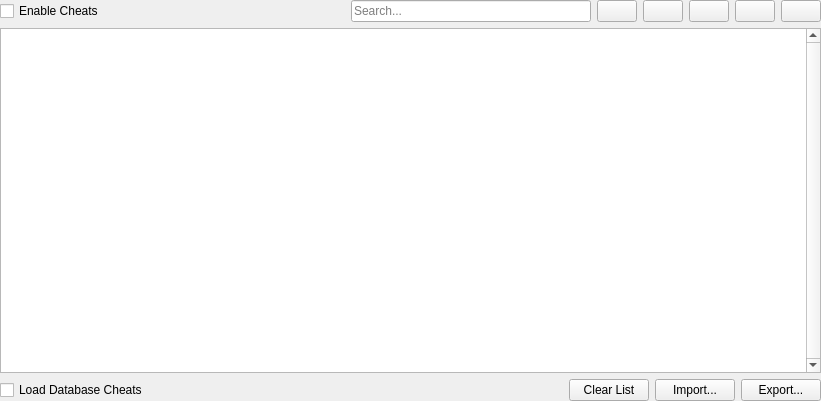
This is src/duckstation-qt/gamecheatsettingswidget.ui in stenzek/duckstation as Qt 5 draws it before an edit. The edited form follows.
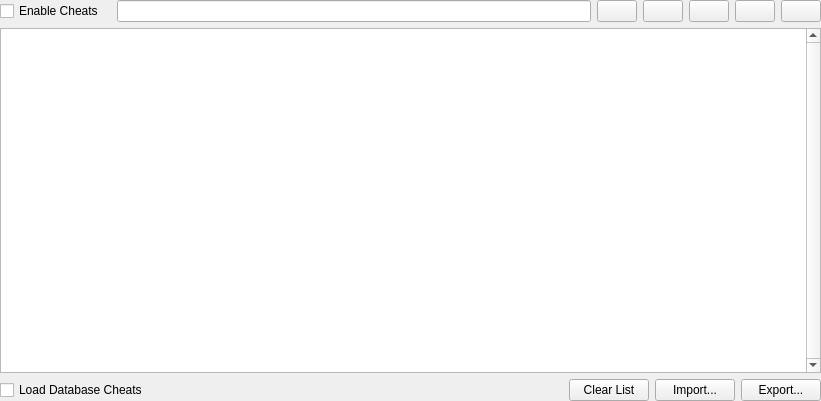
This is the edited form. Icons and pictures are not drawn. Custom widgets are drawn as their Qt base class.

Commit message:
Qt: Cancel search when pressing Esc
Add a new SearchBox component to encapsulate the common logic and
reduce duplication.

Patch:
```diff
--- a/src/duckstation-qt/gamecheatsettingswidget.ui
+++ b/src/duckstation-qt/gamecheatsettingswidget.ui
@@ -37,12 +37,6 @@
        <property name="orientation">
         <enum>Qt::Orientation::Horizontal</enum>
        </property>
-       <property name="sizeHint" stdset="0">
-        <size>
-         <width>40</width>
-         <height>20</height>
-        </size>
-       </property>
       </spacer>
      </item>
      <item>
@@ -53,12 +47,6 @@
          <height>0</height>
         </size>
        </property>
-       <property name="placeholderText">
-        <string>Search...</string>
-       </property>
-       <property name="clearButtonEnabled">
-        <bool>true</bool>
-       </property>
       </widget>
      </item>
      <item>
@@ -214,6 +202,13 @@
    </item>
   </layout>
  </widget>
+ <customwidgets>
+  <customwidget>
+   <class>SearchBox</class>
+   <extends>QLineEdit</extends>
+   <header>searchbox.h</header>
+  </customwidget>
+ </customwidgets>
  <resources>
   <include location="resources/duckstation-qt.qrc"/>
  </resources>
```
Left out of the diff: 2 changed lines with no effect on the pictures. The commit also changes 8 other files.
